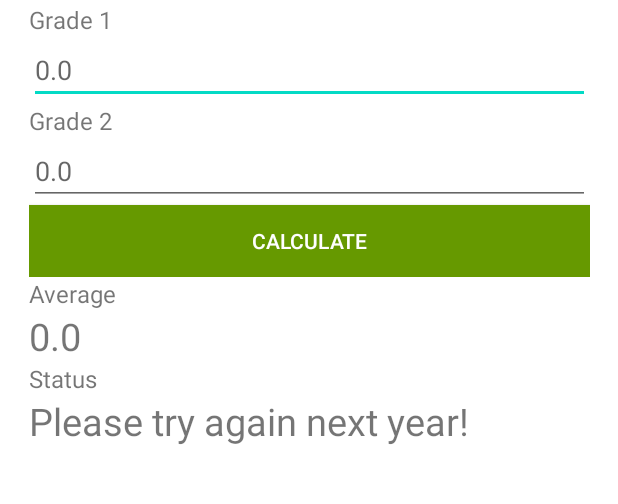
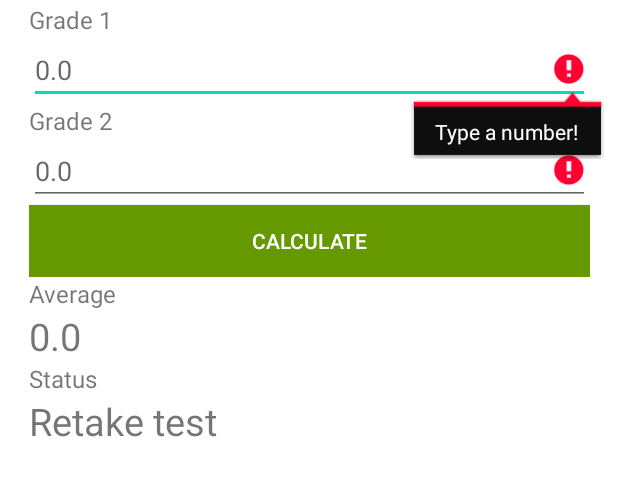
Before and after one commit to FelipeAlafy/EscolaApp, an Android app: the screen it shows after launch (MainActivity), after a tap on "CALCULATE", on a phone screen of 412 x 824 dp, the part 107-611 px from its top. Run offline under Robolectric (Android 15) with nearby library versions, the light colour scheme and no system bars.

Commit message:
validação dos dados
+ adicionada validação dos dados.
# Fix Erro de sair do app quando não possue valor nas  caixas de entrada.

+ adicionado mensagens de erro nas caixas de entrada.

```diff
--- a/app/src/main/java/com/estudonauta/escola/MainActivity.java
+++ b/app/src/main/java/com/estudonauta/escola/MainActivity.java
@@ -28,21 +28,33 @@
     }
 
     public void calc(View view) {
+        //Verificando os dados
+        boolean ok = true;
+        if(editN1.getText().toString().trim().isEmpty()){
+            ok = false;
+            editN1.setError(getString(R.string.msgErro));
+        }
+        if(editN2.getText().toString().trim().isEmpty()){
+            ok = false;
+            editN2.setError(getString(R.string.msgErro));
+        }
+        if(ok) {
             // Conta
             float n1 = Float.parseFloat(editN1.getText().toString());
             float n2 = Float.parseFloat(editN2.getText().toString());
-        float media = (n1 + n2)/2;
+            float media = (n1 + n2) / 2;
 
             //Colocando o resultado na tela
             txtM.setText(String.format("%.1f", media));
 
             //Definindo a situação do aluno
-        if(media > 7) {
+            if (media > 7) {
                 txtSit.setText(getString(R.string.strMsgAp));
-        } else if((media > 5) && (media < 7)) {
+            } else if ((media > 5) && (media < 7)) {
                 txtSit.setText(getString(R.string.strMsgRc));
             } else {
                 txtSit.setText(getString(R.string.strMsgRp));
             }
         }
     }
+}
--- a/app/src/main/res/values/strings.xml
+++ b/app/src/main/res/values/strings.xml
@@ -12,4 +12,5 @@
     <string name="strMsgAp">Congratulations!</string>
     <string name="strMsgRc">Study More! it\'s still possible!</string>
     <string name="strMsgRp">Please try again next year!</string>
+    <string name="msgErro">Type a number!</string>
 </resources>
```
Also changed, not shown: 4 other files. Lines whose indentation alone changed are shown as unchanged.
